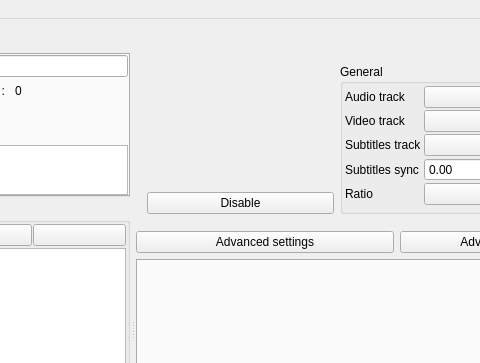
First picture: the form in src/mainwindow.ui, repository cinemaouvert/OPP, before the edit; both pictures show x 355 to 835 and y 0 to 363 of the 1287 by 652 pixel window.
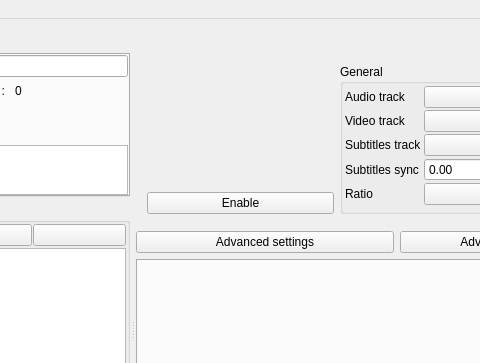
Second picture: the form after the edit. Icons and pictures are not drawn. Custom widgets are drawn as their Qt base class.

The edit to the form file:
```diff
--- a/src/mainwindow.ui
+++ b/src/mainwindow.ui
@@ -525,7 +525,7 @@
                    <item>
                     <widget class="QPushButton" name="disableButton">
                      <property name="text">
-                      <string>Disable</string>
+                      <string>Enable</string>
                      </property>
                      <property name="icon">
                       <iconset resource="../images.qrc">
```
